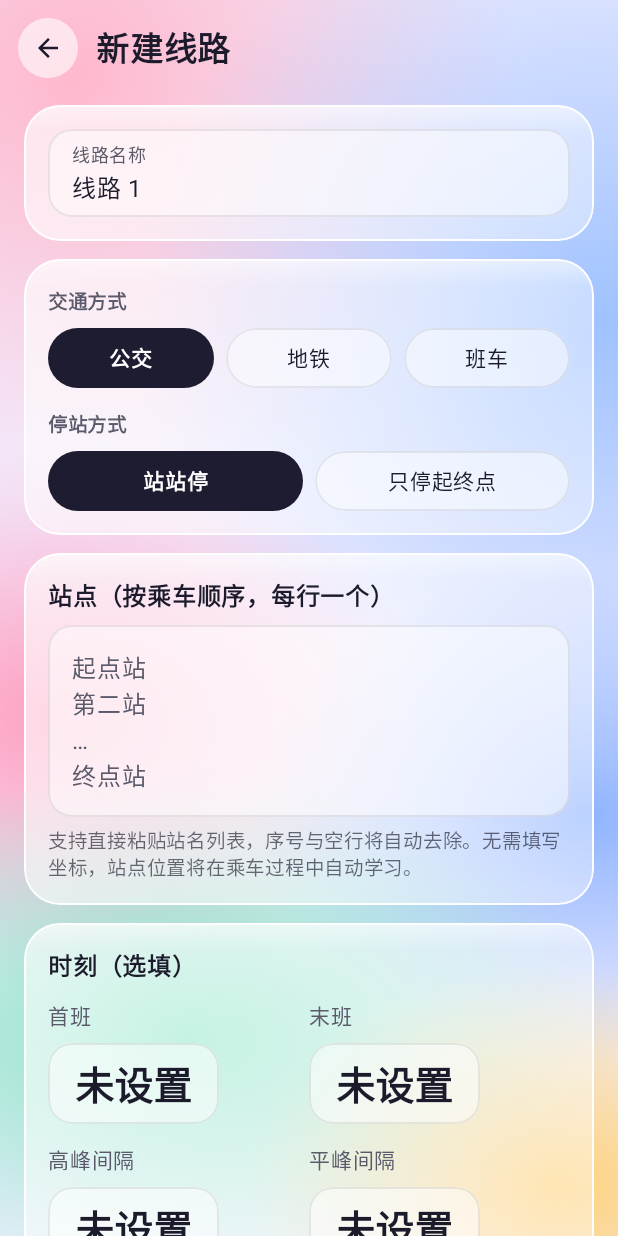
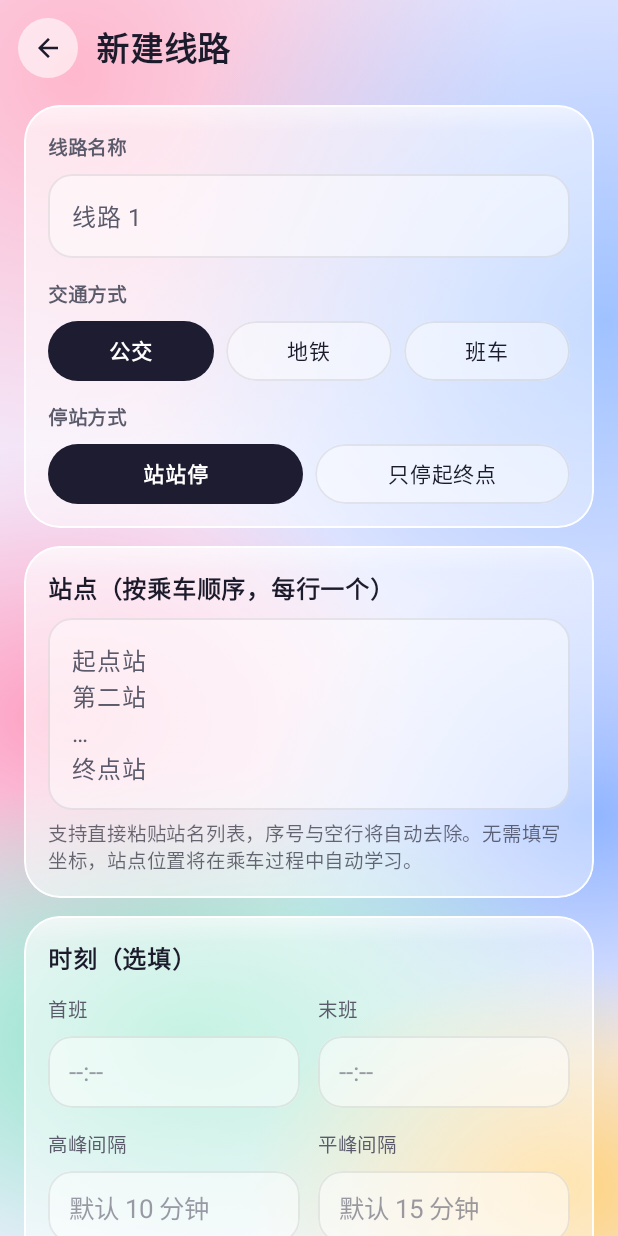
Before and after one commit to Invalided/CommuteCapsule, an Android app built with Jetpack Compose: the composable RouteBookScreen shown on its own in the app's theme, after a tap on "新建线路", on a phone screen of 412 x 824 dp. Run offline under Robolectric (Android 15) with nearby library versions, the phone set to English and light mode, and no system bars; pictures from the network do not load.

Commit message:
Move the route name into the mode card with a placeholder default, and redesign schedule fields as fixed-height boxes with an inline clear control

```diff
--- a/app/src/main/java/com/busnotice/commute/ui/RouteBookUi.kt
+++ b/app/src/main/java/com/busnotice/commute/ui/RouteBookUi.kt
@@ -5,9 +5,14 @@ import android.widget.Toast
 import androidx.activity.compose.BackHandler
 import androidx.activity.compose.rememberLauncherForActivityResult
 import androidx.activity.result.contract.ActivityResultContracts
+import androidx.compose.foundation.background
+import androidx.compose.foundation.border
 import androidx.compose.foundation.clickable
 import androidx.compose.foundation.isSystemInDarkTheme
 import androidx.compose.foundation.layout.Arrangement
+import androidx.compose.foundation.layout.Box
+import androidx.compose.foundation.layout.height
+import androidx.compose.foundation.layout.size
 import androidx.compose.foundation.layout.Column
 import androidx.compose.foundation.layout.ExperimentalLayoutApi
 import androidx.compose.foundation.layout.FlowRow
@@ -28,6 +33,7 @@ import androidx.compose.runtime.remember
 import androidx.compose.runtime.setValue
 import androidx.compose.ui.Alignment
 import androidx.compose.ui.Modifier
+import androidx.compose.ui.draw.clip
 import androidx.compose.ui.graphics.Color
 import androidx.compose.ui.platform.LocalContext
 import androidx.compose.ui.text.font.FontWeight
@@ -44,7 +50,8 @@ import com.busnotice.commute.RouteTiming
 
 /** 新建线路页的草稿；预览页返回时据此恢复填写内容 */
 private data class RouteDraft(
-    val name: String,
+    val defaultName: String,
+    val name: String = "",
     val mode: Candidate.Type = Candidate.Type.BUS,
     val ends: Boolean = false,
     val raw: String = "",
@@ -57,6 +64,9 @@ private data class RouteDraft(
     val offPeak: Int = 0,
     val departures: List<Int> = emptyList(),
 ) {
+    /** 未填写名称时使用默认名称（输入框中以占位文字显示） */
+    fun effectiveName(): String = name.trim().ifEmpty { defaultName }
+
     fun stops(): List<String> = if (ends) listOf(endA.trim(), endB.trim()).filter { it.isNotEmpty() } else RouteText.parse(raw).stops
 
     fun isBlank() = raw.isBlank() && endA.isBlank() && endB.isBlank() && firstMin < 0 && lastMin < 0 && peak == 0 && offPeak == 0 && departures.isEmpty()
@@ -64,7 +74,7 @@ private data class RouteDraft(
     fun build(): List<RouteDef> {
         val sch = if (mode == Candidate.Type.SHUTTLE) RouteSchedule(departures = departures)
             else RouteSchedule(firstMin, lastMin, peak, offPeak)
-        val r = RouteDef(name = name.trim(), direction = if (reverse) "去程" else "", mode = mode,
+        val r = RouteDef(name = effectiveName(), direction = if (reverse) "去程" else "", mode = mode,
             stopPattern = if (ends) RouteDef.StopPattern.ENDS else RouteDef.StopPattern.ALL, stops = stops(), schedule = sch)
         return if (reverse) listOf(r, r.reversed()) else listOf(r)
     }
@@ -109,9 +119,9 @@ fun RouteBookScreen(onBack: () -> Unit) {
     }
     when (val s = step) {
         RouteStep.List -> RouteListPage(ver, onBack,
-            onNew = { draft = RouteDraft(name = defaultName(RouteStore.all(ctx))); step = RouteStep.New },
+            onNew = { draft = RouteDraft(defaultName = defaultName(RouteStore.all(ctx))); step = RouteStep.New },
             onFiles = { step = RouteStep.Files }, onChanged = { ver++ })
-        RouteStep.New -> RouteNewPage(draft ?: RouteDraft(name = defaultName(RouteStore.all(ctx))), onChange = { draft = it },
+        RouteStep.New -> RouteNewPage(draft ?: RouteDraft(defaultName = defaultName(RouteStore.all(ctx))), onChange = { draft = it },
             onBack = { backFromNew() }, onNext = { previewDirty = false; step = RouteStep.Preview(it) })
         is RouteStep.Preview -> RoutePreviewPage(s.routes,
             onBack = { backFromPreview() },
@@ -193,16 +203,27 @@ private fun RouteListPage(ver: Int, onBack: () -> Unit, onNew: () -> Unit, onFil
     }
 }
 
-/** 时刻选择框：未设置时显示「未设置」，已设置时可清除 */
+/** 时刻选择框：标签在上，框内显示数值；未设置时显示占位符，已设置时框内右侧提供清除按钮 */
 @Composable
-private fun PickBox(label: String, text: String?, onClick: () -> Unit, onClear: () -> Unit, modifier: Modifier = Modifier) {
+private fun PickBox(label: String, text: String?, placeholder: String, onClick: () -> Unit, onClear: () -> Unit, modifier: Modifier = Modifier) {
     val dark = isSystemInDarkTheme()
+    val ink = Fuse.ink(dark)
     Column(modifier) {
-        Text(label, fontSize = 14.sp, color = Fuse.dim(dark))
-        Row(verticalAlignment = Alignment.CenterVertically, modifier = Modifier.padding(top = 6.dp)) {
-            TimeBox(text ?: "未设置", dark, onClick)
-            if (text != null) Text("清除", fontSize = 14.sp, color = Fuse.dim(dark),
-                modifier = Modifier.clickable(onClick = onClear).padding(horizontal = 10.dp, vertical = 8.dp))
+        Text(label, fontSize = 13.sp, color = Fuse.dim(dark))
+        Row(
+            Modifier.padding(top = 6.dp).fillMaxWidth().height(48.dp).clip(FieldShape)
+                .background(Color.White.copy(alpha = if (dark) 0.08f else 0.55f))
+                .border(1.dp, if (dark) Color.White.copy(alpha = 0.16f) else Color.Black.copy(alpha = 0.08f), FieldShape)
+                .clickable(onClick = onClick).padding(start = 14.dp),
+            verticalAlignment = Alignment.CenterVertically,
+        ) {
+            Text(text ?: placeholder, fontSize = 17.sp, maxLines = 1, softWrap = false,
+                fontWeight = if (text != null) FontWeight.SemiBold else FontWeight.Normal,
+                color = if (text != null) ink else Fuse.dim(dark).copy(alpha = 0.6f),
+                style = TnumStyle, modifier = Modifier.weight(1f))
+            if (text != null) Box(Modifier.size(40.dp).clickable(onClick = onClear), contentAlignment = Alignment.Center) {
+                Text("×", fontSize = 18.sp, color = Fuse.dim(dark))
+            }
         }
     }
 }
@@ -215,18 +236,16 @@ private fun RouteNewPage(d: RouteDraft, onChange: (RouteDraft) -> Unit, onBack:
     val dark = isSystemInDarkTheme()
     val parsed = remember(d.raw) { RouteText.parse(d.raw) }
     val stops = d.stops()
-    val ok = d.name.isNotBlank() && stops.size >= 2
+    val ok = stops.size >= 2
     var pick by remember { mutableStateOf<PickKind?>(null) }
 
     GlassPage(title = "新建线路", onBack = onBack) {
         item {
             GlassCard {
-                GlassField(d.name, { onChange(d.copy(name = it)) }, label = "线路名称", modifier = Modifier.fillMaxWidth())
-            }
-        }
-        item {
-            GlassCard {
-                SectionLabel("交通方式")
+                SectionLabel("线路名称")
+                GlassField(d.name, { onChange(d.copy(name = it)) }, placeholder = d.defaultName,
+                    modifier = Modifier.fillMaxWidth().padding(top = 6.dp))
+                SectionLabel("交通方式", Modifier.padding(top = 12.dp))
                 Row(horizontalArrangement = Arrangement.spacedBy(8.dp), modifier = Modifier.padding(top = 6.dp)) {
                     MODE_LABELS.forEach { (t, l) -> GlassChip(d.mode == t, { onChange(d.copy(mode = t)) }, l, Modifier.weight(1f)) }
                 }
@@ -279,19 +298,18 @@ private fun RouteNewPage(d: RouteDraft, onChange: (RouteDraft) -> Unit, onBack:
                     Hint("填写始发站的发车时刻，点击已添加的时刻可将其移除。未填写时仅依据乘车记录学习。")
                 } else {
                     Row(Modifier.padding(top = 10.dp)) {
-                        PickBox("首班", d.firstMin.takeIf { it >= 0 }?.let(RouteText::hhmm), { pick = PickKind.FIRST },
-                            { onChange(d.copy(firstMin = -1)) }, Modifier.weight(1f))
-                        PickBox("末班", d.lastMin.takeIf { it >= 0 }?.let(RouteText::hhmm), { pick = PickKind.LAST },
-                            { onChange(d.copy(lastMin = -1)) }, Modifier.weight(1f))
+                        PickBox("首班", d.firstMin.takeIf { it >= 0 }?.let(RouteText::hhmm), "--:--", { pick = PickKind.FIRST },
+                            { onChange(d.copy(firstMin = -1)) }, Modifier.weight(1f).padding(end = 6.dp))
+                        PickBox("末班", d.lastMin.takeIf { it >= 0 }?.let(RouteText::hhmm), "--:--", { pick = PickKind.LAST },
+                            { onChange(d.copy(lastMin = -1)) }, Modifier.weight(1f).padding(start = 6.dp))
                     }
                     Row(Modifier.padding(top = 12.dp)) {
-                        PickBox("高峰间隔", d.peak.takeIf { it > 0 }?.let { "$it 分钟" }, { pick = PickKind.PEAK },
-                            { onChange(d.copy(peak = 0)) }, Modifier.weight(1f))
-                        PickBox("平峰间隔", d.offPeak.takeIf { it > 0 }?.let { "$it 分钟" }, { pick = PickKind.OFF_PEAK },
-                            { onChange(d.copy(offPeak = 0)) }, Modifier.weight(1f))
+                        PickBox("高峰间隔", d.peak.takeIf { it > 0 }?.let { "$it 分钟" }, "默认 ${RouteTiming.defaultPeak(d.mode)} 分钟", { pick = PickKind.PEAK },
+                            { onChange(d.copy(peak = 0)) }, Modifier.weight(1f).padding(end = 6.dp))
+                        PickBox("平峰间隔", d.offPeak.takeIf { it > 0 }?.let { "$it 分钟" }, "默认 ${(RouteTiming.defaultPeak(d.mode) * 3 + 1) / 2} 分钟", { pick = PickKind.OFF_PEAK },
+                            { onChange(d.copy(offPeak = 0)) }, Modifier.weight(1f).padding(start = 6.dp))
                     }
-                    val p = RouteTiming.defaultPeak(d.mode)
-                    Hint("未填写时按默认值估算：高峰每 $p 分钟一班，平峰每 ${(p * 3 + 1) / 2} 分钟一班。已填写的以填写内容为准。")
+                                        Hint("未设置时按默认值估算，已设置的以设置值为准。")
                 }
             }
         }
@@ -305,7 +323,7 @@ private fun RouteNewPage(d: RouteDraft, onChange: (RouteDraft) -> Unit, onBack:
         }
         item {
             PillButton(enabled = ok, modifier = Modifier.fillMaxWidth(), onClick = { onNext(d.build()) }) { Text("下一步：预览") }
-            if (!ok) Hint(if (d.name.isBlank()) "请填写线路名称。" else "请至少填写 2 个站点。")
+            if (!ok) Hint("请至少填写 2 个站点。")
         }
     }
 
@@ -509,7 +527,7 @@ private fun RouteFilesPage(onBack: () -> Unit, onImported: () -> Unit) {
                             GlassChip(policy == RouteMerge.Conflict.KEEP_BOTH, { policy = RouteMerge.Conflict.KEEP_BOTH }, "保留两份", Modifier.weight(1f))
                             GlassChip(policy == RouteMerge.Conflict.REPLACE, { policy = RouteMerge.Conflict.REPLACE }, "以文件内容替换", Modifier.weight(1f))
                         }
-                        Hint("替换仅更新站点、交通方式与时刻，已学习的位置与用时将保留。")
+                        Hint("替换仅更新站点、交通方式与时刻。")
                     }
                     Row(horizontalArrangement = Arrangement.spacedBy(12.dp), modifier = Modifier.padding(top = 10.dp)) {
                         PillButton(onClick = { incoming = null }, secondary = true, modifier = Modifier.weight(1f)) { Text("取消") }
```
